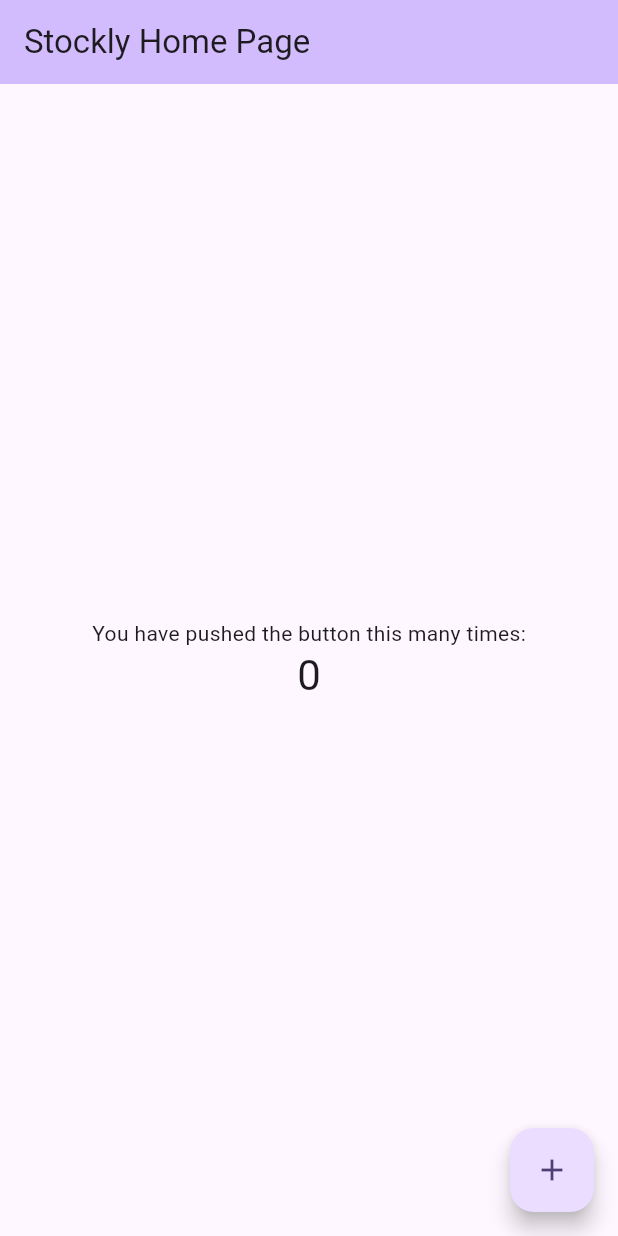
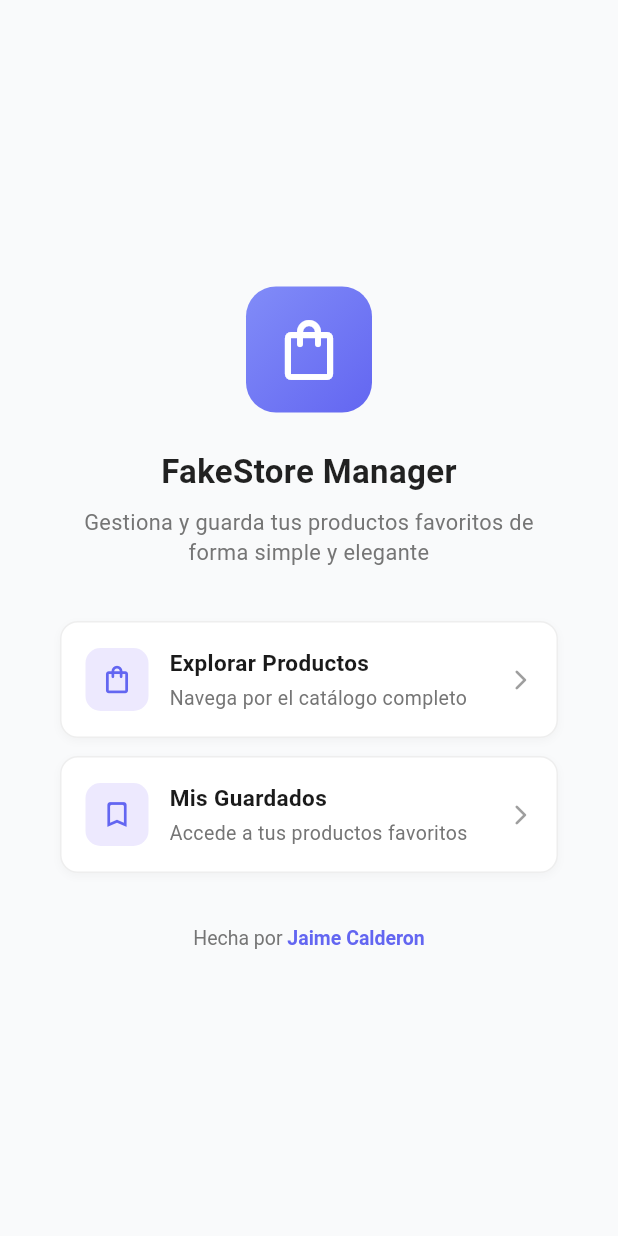
Before and after one commit to jaimecalderon19/stockly-app, a Flutter app: the screen it shows after launch, on a phone screen of 412 x 824 dp. Run offline on Flutter 3.47's test engine with Material 3 defaults, Android fonts, the phone set to English and light mode, and no system bars; our stand-ins replace hugeicons; Roboto replaces fonts that are missing (Poppins).

Commit message:
add home screen, configurate main routes

```diff
--- a/lib/main.dart
+++ b/lib/main.dart
@@ -1,4 +1,7 @@
 import 'package:flutter/material.dart';
+import 'package:stockly/presentation/screens/home_screen.dart';
+import 'package:stockly/routes/routes.dart';
+import 'package:stockly/theme.dart';
 
 void main() {
   runApp(const MyApp());
@@ -10,59 +13,10 @@ class MyApp extends StatelessWidget {
   @override
   Widget build(BuildContext context) {
     return MaterialApp(
-      title: 'Stockly',
-      theme: ThemeData(
-
-        colorScheme: ColorScheme.fromSeed(seedColor: Colors.deepPurple),
-      ),
-      home: const MyHomePage(title: 'Stockly Home Page'),
+      title: 'Stockly Jaime Calderon',
+      theme: AppTheme.lightTheme(context),
+      initialRoute: HomeScreen.routeName,
+      routes: routes,
     );
   }
 }
-
-class MyHomePage extends StatefulWidget {
-  const MyHomePage({super.key, required this.title});
-
-  final String title;
-
-  @override
-  State<MyHomePage> createState() => _MyHomePageState();
-}
-
-class _MyHomePageState extends State<MyHomePage> {
-  int _counter = 0;
-
-  void _incrementCounter() {
-    setState(() {
-      _counter++;
-    });
-  }
-
-  @override
-  Widget build(BuildContext context) {
-
-    return Scaffold(
-      appBar: AppBar(
-        backgroundColor: Theme.of(context).colorScheme.inversePrimary,
-        title: Text(widget.title),
-      ),
-      body: Center(
-        child: Column(
-          mainAxisAlignment: MainAxisAlignment.center,
-          children: <Widget>[
-            const Text('You have pushed the button this many times:'),
-            Text(
-              '$_counter',
-              style: Theme.of(context).textTheme.headlineMedium,
-            ),
-          ],
-        ),
-      ),
-      floatingActionButton: FloatingActionButton(
-        onPressed: _incrementCounter,
-        tooltip: 'Increment',
-        child: const Icon(Icons.add),
-      ),
-    );
-  }
-}
--- /dev/null
+++ b/lib/presentation/screens/home_screen.dart
@@ -0,0 +1,102 @@
+import 'package:flutter/material.dart';
+import 'package:stockly/presentation/widgets/card/action_card_widget.dart';
+
+class HomeScreen extends StatelessWidget {
+  static const String routeName = '/home';
+  const HomeScreen({super.key});
+
+  @override
+  Widget build(BuildContext context) {
+    return Scaffold(
+      backgroundColor: const Color(0xFFF9FAFB),
+      body: SafeArea(
+        child: Center(
+          child: SingleChildScrollView(
+            padding: const EdgeInsets.symmetric(horizontal: 24, vertical: 40),
+            child: Column(
+              mainAxisAlignment: MainAxisAlignment.center,
+              children: [
+                // Ícono principal
+                Container(
+                  padding: const EdgeInsets.all(18),
+                  decoration: BoxDecoration(
+                    gradient: const LinearGradient(
+                      colors: [Color(0xFF818CF8), Color(0xFF6366F1)],
+                      begin: Alignment.topLeft,
+                      end: Alignment.bottomRight,
+                    ),
+                    borderRadius: BorderRadius.circular(20),
+                  ),
+                  child: const Icon(
+                    Icons.shopping_bag_outlined,
+                    size: 48,
+                    color: Colors.white,
+                  ),
+                ),
+                const SizedBox(height: 24),
+
+                // Título
+                const Text(
+                  "FakeStore Manager",
+                  textAlign: TextAlign.center,
+                  style: TextStyle(
+                    fontWeight: FontWeight.w700,
+                    fontSize: 22,
+                    color: Colors.black87,
+                  ),
+                ),
+                const SizedBox(height: 8),
+
+                // Descripción
+                Text(
+                  "Gestiona y guarda tus productos favoritos de\nforma simple y elegante",
+                  textAlign: TextAlign.center,
+                  style: TextStyle(
+                    color: Colors.grey.shade600,
+                    fontSize: 14.5,
+                    height: 1.4,
+                  ),
+                ),
+                const SizedBox(height: 30),
+
+                // Tarjetas de acción
+                const ActionCardWidget(
+                  icon: Icons.shopping_bag_outlined,
+                  title: "Explorar Productos",
+                  subtitle: "Navega por el catálogo completo",
+                ),
+                const ActionCardWidget(
+                  icon: Icons.bookmark_border_rounded,
+                  title: "Mis Guardados",
+                  subtitle: "Accede a tus productos favoritos",
+                ),
+
+                const SizedBox(height: 30),
+
+                // Footer
+                RichText(
+                  text: TextSpan(
+                    text: "Hecha por ",
+                    style: TextStyle(
+                      color: Colors.grey.shade600,
+                      fontSize: 13,
+                    ),
+                    children: const [
+                      TextSpan(
+                        text: "Jaime Calderon",
+                        style: TextStyle(
+                          color: Color(0xFF6366F1),
+                          fontWeight: FontWeight.w600,
+                        ),
+                      ),
+                    ],
+                  ),
+                ),
+              ],
+            ),
+          ),
+        ),
+      ),
+    );
+  }
+}
--- /dev/null
+++ b/lib/routes/routes.dart
@@ -0,0 +1,8 @@
+import 'package:flutter/widgets.dart';
+import 'package:stockly/presentation/screens/home_screen.dart';
+
+// We use name route
+// All our routes will be available here
+final Map<String, WidgetBuilder> routes = {
+  HomeScreen.routeName: (context) => const HomeScreen(),
+};
```
